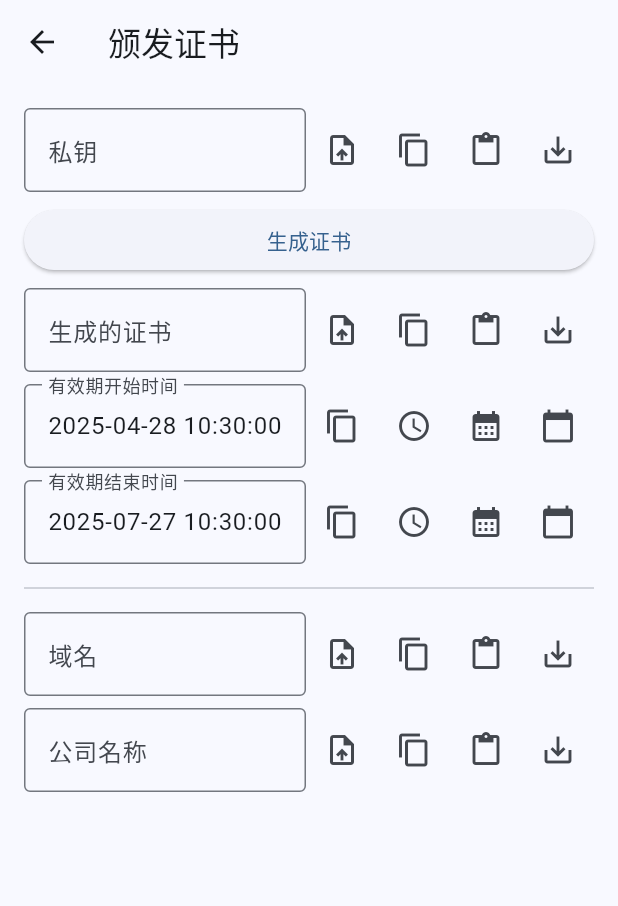
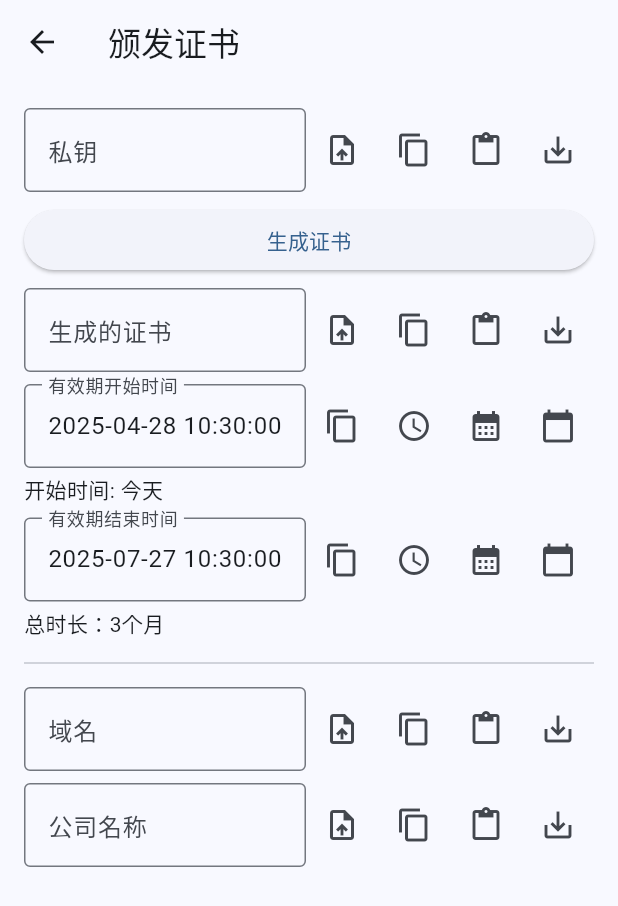
Before and after one commit to AoEiuV020/CertManager, a Flutter app: the CertIssuePage screen opened by its route, on a phone screen of 412 x 824 dp. Shown: the top 906 px of the screen. Run offline on Flutter 3.47's test engine with Material 3 defaults, Android fonts, the phone set to English and light mode, and no system bars; our stand-ins replace basic_utils, file_picker; missing offline and left inert: pointycastle.

Commit message:
证书有效期添加显示相对时间

```diff
--- a/lib/pages/cert_issue_page.dart
+++ b/lib/pages/cert_issue_page.dart
@@ -66,6 +66,8 @@ class _CertIssuePageState extends State<CertIssuePage> {
               lastDate: _startDate.add(Duration(days: 365 * 10)),
               onChanged: (date) => setState(() => _startDate = date),
             ),
+            SizedBox(height: 4),
+            Text('开始时间: ${_getRelativeTime(_startDate)}'),
             SizedBox(height: 8),
             DateTimePickerWidget(
               title: '有效期结束时间',
@@ -74,6 +76,8 @@ class _CertIssuePageState extends State<CertIssuePage> {
               lastDate: _startDate.add(Duration(days: 365 * 100)),
               onChanged: (date) => setState(() => _endDate = date),
             ),
+            SizedBox(height: 4),
+            Text(_getDuration(_startDate, _endDate)),
             SizedBox(height: 8),
             Divider(),
             SizedBox(height: 8),
@@ -115,3 +119,50 @@ class _CertIssuePageState extends State<CertIssuePage> {
     });
   }
 }
+
+String _getRelativeTime(DateTime date) {
+  final now = DateTime.now();
+  final difference = date.difference(now);
+
+  if (date.year == now.year && date.month == now.month && date.day == now.day) {
+    return '今天';
+  }
+
+  if (difference.isNegative) {
+    final pastDifference = now.difference(date);
+    if (pastDifference.inDays >= 30) {
+      final months = ((date.year - now.year) * 12 + date.month - now.month);
+      return '${months.abs()}个月前';
+    }
+    return pastDifference.inDays > 0
+        ? '${pastDifference.inDays}天前'
+        : '${pastDifference.inHours}小时前';
+  }
+
+  if (difference.inDays >= 30) {
+    final months = ((date.year - now.year) * 12 + date.month - now.month);
+    return '$months个月后';
+  }
+
+  return difference.inDays > 0
+      ? '${difference.inDays}天后'
+      : '${difference.inHours}小时后';
+}
+
+String _getDuration(DateTime start, DateTime end) {
+  if (start.isAfter(end)) {
+    return '错误：开始时间不能晚于结束时间';
+  }
+
+  final totalMonths = (end.year - start.year) * 12 + end.month - start.month;
+
+  if (totalMonths > 0) {
+    final years = totalMonths ~/ 12;
+    final months = totalMonths % 12;
+    final parts = [];
+    if (years > 0) parts.add('$years年');
+    if (months > 0) parts.add('$months个月');
+    return '总时长：${parts.join()}'.replaceAll(' ', '');
+  }
+  return '总时长：${end.difference(start).inDays}天';
+}
```
